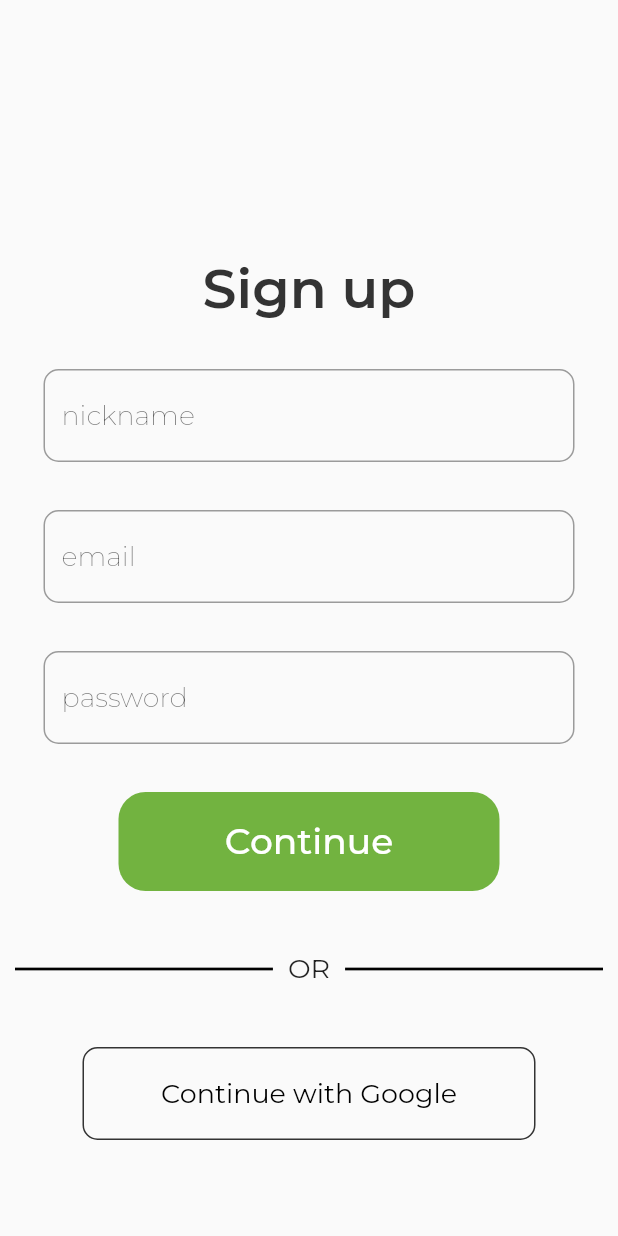
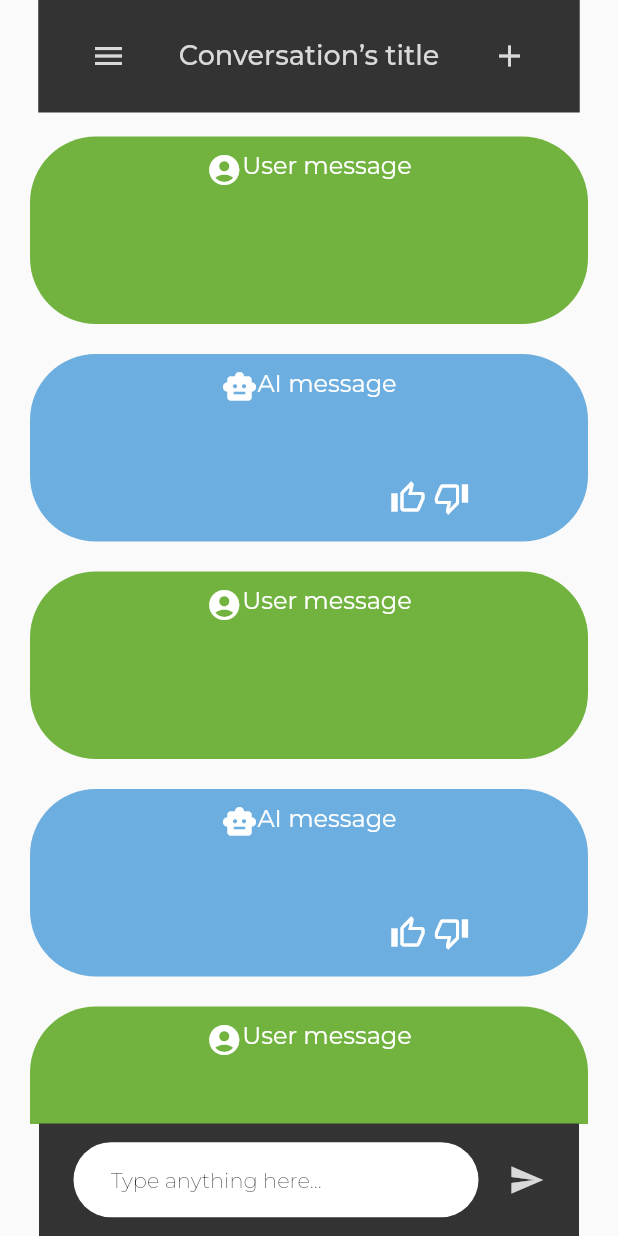
Before and after one commit to FabCode100/TerapIA, a Flutter app: the screen it shows after launch, on a phone screen of 412 x 824 dp. Run offline on Flutter 3.47's test engine with Material 2 defaults, Android fonts, the phone set to English and light mode, and no system bars; our stand-ins replace flutter_svg.

Commit message:
ChatPageAddition

```diff
--- a/lib/main.dart
+++ b/lib/main.dart
@@ -1,5 +1,7 @@
 import 'package:flutter/material.dart';
+import 'package:frontend/pages/login.dart';
 import 'package:frontend/pages/signup.dart';
+import 'package:frontend/pages/chat.dart';
 
 void main() {
   runApp(const MyApp());
@@ -19,11 +21,11 @@ class MyApp extends StatelessWidget {
               border: OutlineInputBorder(
                   borderRadius: BorderRadius.circular(10),
                   borderSide:
-                      const BorderSide(width: 1, color: Color(0xff333333))),
+                      const BorderSide(width: 5, color: Color(0xffFFFFFF))),
               hintStyle:
                   const TextStyle(fontSize: 18, fontWeight: FontWeight.w200),
             )),
         debugShowCheckedModeBanner: false,
-        home: const SignUp());
+        home: const Chat());
   }
 }
--- /dev/null
+++ b/lib/pages/chat.dart
@@ -0,0 +1,200 @@
+import 'package:flutter/material.dart';
+
+class Chat extends StatelessWidget {
+  const Chat({super.key});
+
+  @override
+  Widget build(BuildContext context) {
+    return Scaffold(
+      body: Column(
+        children: [
+          _topBar(),
+          Expanded(
+            child: ListView(
+              children: [
+                const SizedBox(
+                  height: 16,
+                ),
+                _userMessage(),
+                _aiMessage(),
+                _userMessage(),
+                _aiMessage(),
+                _userMessage(),
+                _aiMessage(),
+              ],
+            ),
+          ),
+          _input(),
+        ],
+      ),
+    );
+  }
+
+  Container _input() {
+    return Container(
+          width: 360,
+          height: 75,
+          decoration: const BoxDecoration(
+            color: Color(0xff333333),
+          ),
+          child: Row(
+            mainAxisAlignment: MainAxisAlignment.center,
+            crossAxisAlignment: CrossAxisAlignment.center,
+            children: [
+              Container(
+                width: 270,
+                height: 50,
+                decoration: BoxDecoration(
+                  color: Colors.white,
+                  borderRadius: BorderRadius.circular(44),
+                ),
+                alignment: Alignment.centerLeft,
+                child: const Padding(
+                  padding: EdgeInsets.only(
+                    left: 25,
+                  ),
+                  child: Text(
+                    'Type anything here...',
+                    style: TextStyle(
+                        color: Color(0xff333333),
+                        fontSize: 14,
+                        fontWeight: FontWeight.w200),
+                  ),
+                ),
+              ),
+              const SizedBox(
+                width: 20,
+              ),
+              const Icon(
+                Icons.send,
+                color: Color(0xffD9D9D9),
+              ),
+            ],
+          ),
+        );
+  }
+
+  Container _aiMessage() {
+    return Container(
+      margin: const EdgeInsets.only(left: 20, bottom: 20, right: 20),
+      width: 300,
+      height: 125,
+      decoration: BoxDecoration(
+        color: const Color(0xff6CAEDF),
+        borderRadius: BorderRadius.circular(44),
+      ),
+      child: const Column(
+        children: [
+          Padding(
+            padding: EdgeInsets.only(
+              top: 10,
+            ),
+            child: Row(
+              crossAxisAlignment: CrossAxisAlignment.start,
+              mainAxisAlignment: MainAxisAlignment.center,
+              children: [
+                Align(
+                  alignment: Alignment.topLeft,
+                  child: Icon(
+                    Icons.smart_toy,
+                    color: Color(0xffFFFFFF),
+                  ),
+                ),
+                Text(
+                  'AI message',
+                  style: TextStyle(
+                      color: Color(0xffFFFFFF),
+                      fontSize: 16,
+                      fontWeight: FontWeight.w400),
+                ),
+              ],
+            ),
+          ),
+          Padding(
+            padding: EdgeInsets.only(left: 240, top: 50),
+            child: Row(
+              children: [
+                Icon(
+                  Icons.thumb_up_alt_outlined,
+                  color: Colors.white,
+                ),
+                SizedBox(
+                  width: 5,
+                ),
+                Icon(
+                  Icons.thumb_down_alt_outlined,
+                  color: Colors.white,
+                ),
+              ],
+            ),
+          ),
+        ],
+      ),
+    );
+  }
+
+  Container _userMessage() {
+    return Container(
+      margin: const EdgeInsets.only(left: 20, bottom: 20, right: 20),
+      width: 300,
+      height: 125,
+      decoration: BoxDecoration(
+        color: const Color(0xff72B340),
+        borderRadius: BorderRadius.circular(44),
+      ),
+      child: const Padding(
+        padding: EdgeInsets.only(
+          top: 10,
+        ),
+        child: Row(
+          crossAxisAlignment: CrossAxisAlignment.start,
+          mainAxisAlignment: MainAxisAlignment.center,
+          children: [
+            Align(
+              alignment: Alignment.topLeft,
+              child: Icon(
+                Icons.account_circle,
+                color: Color(0xffFFFFFF),
+              ),
+            ),
+            Text(
+              'User message',
+              style: TextStyle(
+                  color: Color(0xffFFFFFF),
+                  fontSize: 16,
+                  fontWeight: FontWeight.w400),
+            ),
+          ],
+        ),
+      ),
+    );
+  }
+
+  Container _topBar() {
+    return Container(
+      width: 361,
+      height: 75,
+      color: const Color(0xff333333),
+      child: const Row(
+        mainAxisAlignment: MainAxisAlignment.spaceEvenly,
+        children: [
+          Icon(
+            Icons.menu,
+            color: Color(0xffD9D9D9),
+          ),
+          Text(
+            'Conversation’s title',
+            style: TextStyle(
+                color: Color(0xffD9D9D9),
+                fontSize: 18,
+                fontWeight: FontWeight.w500),
+          ),
+          Icon(
+            Icons.add,
+            color: Color(0xffD9D9D9),
+          )
+        ],
+      ),
+    );
+  }
+}
--- a/lib/pages/signup.dart
+++ b/lib/pages/signup.dart
@@ -1,4 +1,5 @@
 import 'package:flutter/material.dart';
+import 'package:flutter_svg/flutter_svg.dart';
 
 class SignUp extends StatelessWidget {
   const SignUp({super.key});
@@ -111,7 +112,7 @@ class SignUp extends StatelessWidget {
             SizedBox(
               width: 302,
               height: 62,
-              child: OutlinedButton(
+              child: OutlinedButton.icon(
                 style: ButtonStyle(
                   side: MaterialStateProperty.all(
                       const BorderSide(color: Color(0xff333333), width: 1.0)),
@@ -121,7 +122,8 @@ class SignUp extends StatelessWidget {
                   )),
                 ),
                 onPressed: () {},
-                child: const Text(
+                icon: const Icon(Icons.access_alarm),
+                label: const Text(
                   'Continue with Google',
                   style: TextStyle(
                       fontSize: 18,
--- a/pubspec.yaml
+++ b/pubspec.yaml
@@ -58,8 +58,8 @@ flutter:
   uses-material-design: true
 
   # To add assets to your application, add an assets section, like this:
-  #assets:
-  #  - assets/icons/
+  assets:
+    - assets/icons/
 
   # An image asset can refer to one or more resolution-specific "variants", see
   # https://flutter.dev/assets-and-images/#resolution-aware
```
Also changed, not shown: lib/pages/login.dart (+127 -0 lines), assets/icons/image 1 (1).svg (added).
